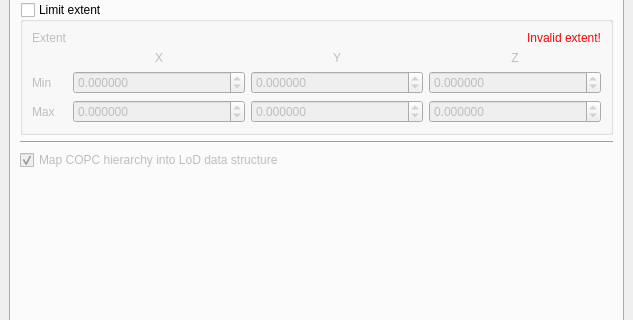
Above: plugins/core/IO/qLASIO/ui/lasopendialog.ui from CloudCompare/CloudCompare before the change; both pictures show x 0 to 633 and y 177 to 497 of the 633 by 739 pixel window. Below: the same form after it.
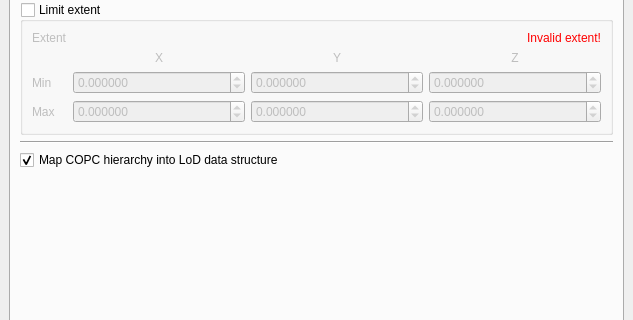
That is the form after the change. The open tabs and pages were chosen to show the change.

The edit to the form file:
```diff
--- a/plugins/core/IO/qLASIO/ui/lasopendialog.ui
+++ b/plugins/core/IO/qLASIO/ui/lasopendialog.ui
@@ -728,7 +728,7 @@
           <item>
            <widget class="QCheckBox" name="copcLoDCheckbox">
             <property name="enabled">
-             <bool>false</bool>
+             <bool>true</bool>
             </property>
             <property name="text">
              <string>Map COPC hierarchy into LoD data structure</string>
```
